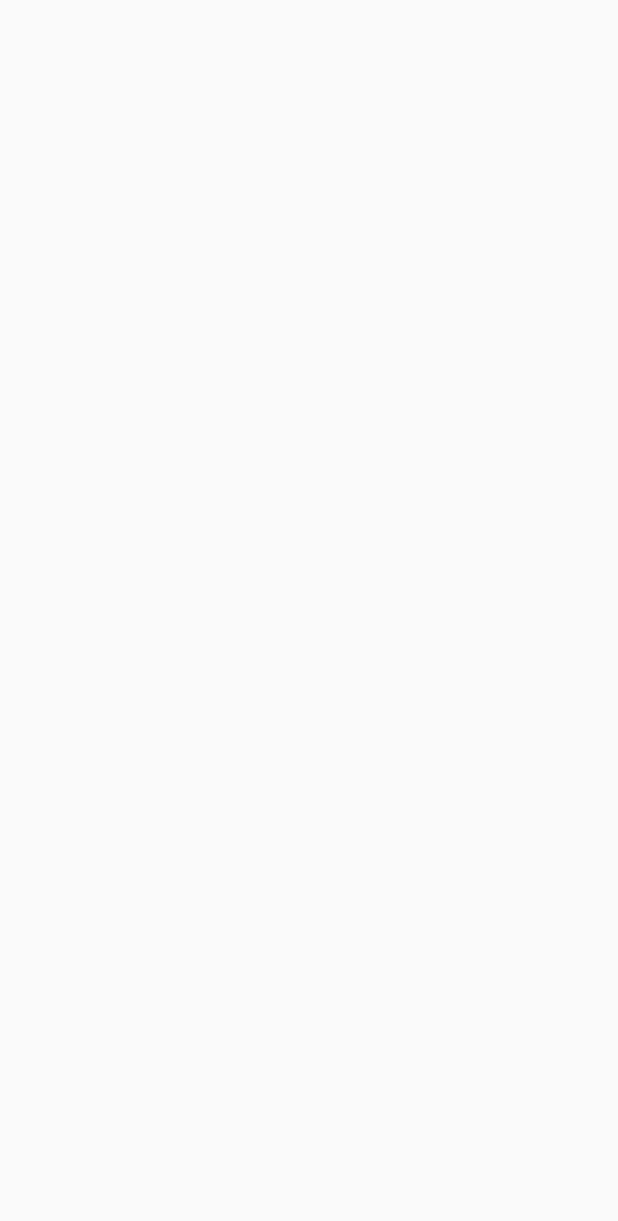
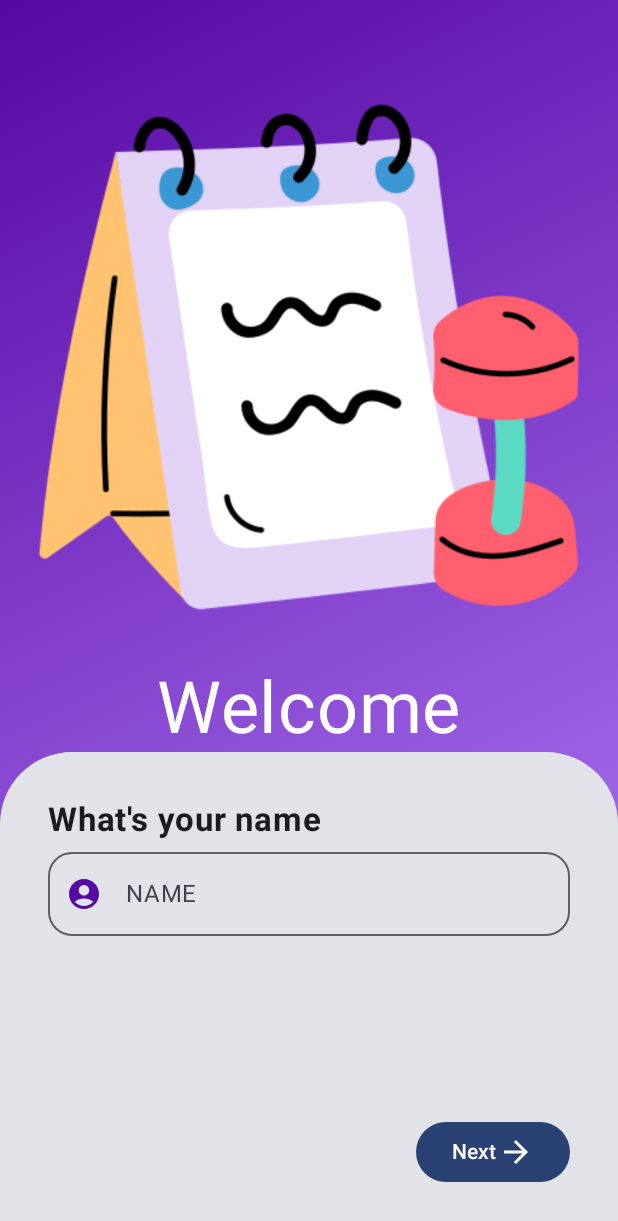
Before and after one commit to moh4b-z/APP_BMI_BB, an Android app built with Jetpack Compose: the screen it shows after launch (MainActivity), on a phone screen of 412 x 824 dp. Before the commit the part shown is empty. Shown: the top 1221 px of the screen. Run offline under Robolectric (Android 15) with nearby library versions, the phone set to English and light mode, and no system bars.

Commit message:
Finalisação das rotas da duas primeiras telas

```diff
--- a/app/src/main/java/br/senai/sp/jandira/bmi/MainActivity.kt
+++ b/app/src/main/java/br/senai/sp/jandira/bmi/MainActivity.kt
@@ -4,15 +4,9 @@ import android.os.Bundle
 import androidx.activity.ComponentActivity
 import androidx.activity.compose.setContent
 import androidx.activity.enableEdgeToEdge
-import androidx.compose.foundation.layout.Box
-import androidx.compose.foundation.layout.fillMaxSize
-import androidx.compose.foundation.layout.padding
-import androidx.compose.material3.Scaffold
-import androidx.compose.material3.Text
-import androidx.compose.runtime.Composable
-import androidx.compose.ui.Modifier
-import androidx.compose.ui.input.pointer.motionEventSpy
-import androidx.compose.ui.tooling.preview.Preview
+import androidx.navigation.compose.NavHost
+import androidx.navigation.compose.composable
+import androidx.navigation.compose.rememberNavController
 import br.senai.sp.jandira.bmi.screens.TelaInical
 import br.senai.sp.jandira.bmi.screens.UserDataScreen
 import br.senai.sp.jandira.bmi.ui.theme.BMITheme
@@ -23,6 +17,22 @@ class MainActivity : ComponentActivity() {
         enableEdgeToEdge()
         setContent {
             BMITheme {
+                var navController = rememberNavController()
+                NavHost(
+                    navController = navController,
+                    startDestination = "home"
+                ){
+                    composable(
+                        route = "home"
+                    ){
+                        TelaInical(navController)
+                    }
+                    composable(
+                        route = "user_data"
+                    ){
+                        UserDataScreen()
+                    }
+                }
             }
         }
     }
--- a/app/src/main/java/br/senai/sp/jandira/bmi/screens/TelaInicial.kt
+++ b/app/src/main/java/br/senai/sp/jandira/bmi/screens/TelaInicial.kt
@@ -5,7 +5,6 @@ import androidx.compose.foundation.background
 import androidx.compose.foundation.layout.Arrangement
 import androidx.compose.foundation.layout.Box
 import androidx.compose.foundation.layout.Column
-import androidx.compose.foundation.layout.fillMaxHeight
 import androidx.compose.foundation.layout.fillMaxSize
 import androidx.compose.foundation.layout.fillMaxWidth
 import androidx.compose.foundation.layout.height
@@ -14,14 +13,12 @@ import androidx.compose.foundation.shape.RoundedCornerShape
 import androidx.compose.foundation.text.KeyboardOptions
 import androidx.compose.material.icons.Icons
 import androidx.compose.material.icons.filled.AccountCircle
-import androidx.compose.material.icons.filled.AppBlocking
 import androidx.compose.material.icons.filled.ArrowForward
 import androidx.compose.material3.Button
 import androidx.compose.material3.Card
 import androidx.compose.material3.Icon
 import androidx.compose.material3.OutlinedTextField
 import androidx.compose.material3.Text
-import androidx.compose.material3.TextField
 import androidx.compose.runtime.Composable
 import androidx.compose.runtime.mutableStateOf
 import androidx.compose.runtime.remember
@@ -29,6 +26,7 @@ import androidx.compose.ui.Alignment
 import androidx.compose.ui.Modifier
 import androidx.compose.ui.graphics.Brush
 import androidx.compose.ui.graphics.Color
+import androidx.compose.ui.platform.LocalContext
 import androidx.compose.ui.res.painterResource
 import androidx.compose.ui.res.stringResource
 import androidx.compose.ui.text.font.FontWeight
@@ -37,16 +35,23 @@ import androidx.compose.ui.text.input.KeyboardType
 import androidx.compose.ui.tooling.preview.Preview
 import androidx.compose.ui.unit.dp
 import androidx.compose.ui.unit.sp
+import androidx.navigation.NavHostController
 import br.senai.sp.jandira.bmi.R
-import org.w3c.dom.Text
 
 @Composable
 fun TelaInical(
-    modifier: Modifier = Modifier
+    navController: NavHostController?
 ) {
     var nomeState = remember {
         mutableStateOf(value = "")
     }
+    var isErrorStateInputName = remember {
+        mutableStateOf(value = false)
+    }
+    var erroMessageState = remember {
+        mutableStateOf(value = "")
+    }
+    var context = LocalContext.current
     Box(
         modifier = Modifier
             .fillMaxSize()
@@ -121,16 +126,30 @@ fun TelaInical(
                             keyboardOptions = KeyboardOptions(
                                 keyboardType = KeyboardType.Text,
                                 capitalization = KeyboardCapitalization.Characters
-                            )
+                            ),
+                            isError = isErrorStateInputName.value,
+                            supportingText = {
+                                Text(
+                                    text = erroMessageState.value,
+                                    color = Color.Red
+                                )
+                            }
 
                         )
                     }
 
                     Button(
-                        onClick = {}
+                        onClick = {
+                            if (nomeState.value.length < 3){
+                                isErrorStateInputName.value = true
+                                erroMessageState.value = context.getString(R.string.support_name)
+                            }else{
+                                navController?.navigate("user_data")
+                            }
+                        }
                     ) {
                         Text(
-                            text = stringResource(R.string.next)
+                            text =  stringResource(R.string.next)
                         )
                         Icon(
                             imageVector = Icons.Filled.ArrowForward,
@@ -147,5 +166,5 @@ fun TelaInical(
 @Preview(showSystemUi = true)
 @Composable
 private fun TelaInicalPreview() {
-    TelaInical()
+    TelaInical(null)
 }
--- a/app/src/main/res/values/strings.xml
+++ b/app/src/main/res/values/strings.xml
@@ -5,6 +5,7 @@
     <string name="what">What\'s your name</string>
     <string name="whatname">NAME</string>
     <string name="next">Next</string>
+    <string name="support_name">The name is mandatory and must have 3 or more letters.</string>
 
     <string name="titleHi">Hi!</string>
     <string name="buttonMale">Male</string>
```
Also changed, not shown: app/src/main/java/br/senai/sp/jandira/bmi/screens/UserDataScreen.kt (+4 -7 lines).
